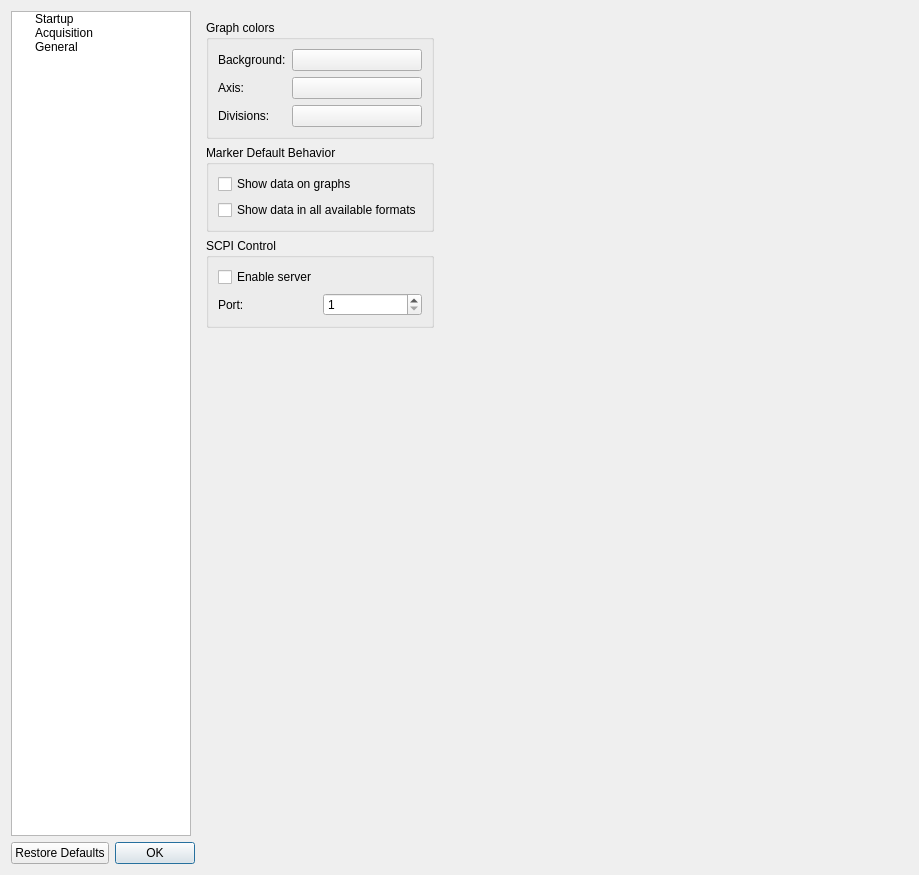
Above: Software/PC_Application/preferencesdialog.ui from jankae/LibreVNA before the change. Below: the same form after it.
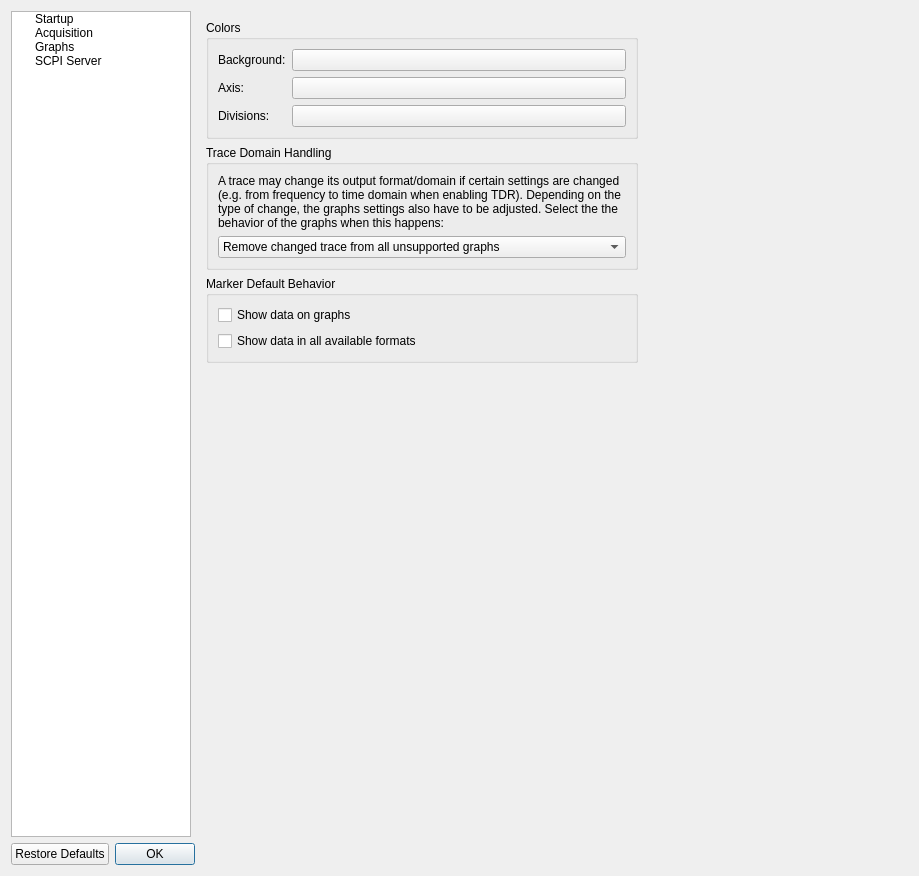
That is the form after the change. The open tabs and pages were chosen to show the change. Custom widgets are drawn as their Qt base class.

Commit message: Add setting for graph behavior when trace no longer supported

```diff
--- a/Software/PC_Application/preferencesdialog.ui
+++ b/Software/PC_Application/preferencesdialog.ui
@@ -7,7 +7,7 @@
     <x>0</x>
     <y>0</y>
     <width>919</width>
-    <height>875</height>
+    <height>876</height>
    </rect>
   </property>
   <property name="windowTitle">
@@ -53,7 +53,12 @@
        </item>
        <item>
         <property name="text">
-         <string>General</string>
+         <string>Graphs</string>
+        </property>
+       </item>
+       <item>
+        <property name="text">
+         <string>SCPI Server</string>
         </property>
        </item>
       </widget>
@@ -647,16 +652,14 @@
          </item>
         </layout>
        </widget>
-       <widget class="QWidget" name="General">
-        <layout class="QHBoxLayout" name="horizontalLayout_6">
-         <item>
+       <widget class="QWidget" name="Graphs">
           <layout class="QHBoxLayout" name="horizontalLayout_5">
            <item>
-            <layout class="QVBoxLayout" name="verticalLayout_4">
+          <layout class="QVBoxLayout" name="verticalLayout_11">
              <item>
               <widget class="QGroupBox" name="groupBox_5">
                <property name="title">
-                <string>Graph colors</string>
+              <string>Colors</string>
                </property>
                <layout class="QFormLayout" name="formLayout_4">
                 <item row="0" column="0">
@@ -704,6 +707,44 @@
                </layout>
               </widget>
              </item>
+           <item>
+            <widget class="QGroupBox" name="groupBox_12">
+             <property name="title">
+              <string>Trace Domain Handling</string>
+             </property>
+             <layout class="QVBoxLayout" name="verticalLayout_4">
+              <item>
+               <widget class="QLabel" name="label_25">
+                <property name="text">
+                 <string>&lt;html&gt;&lt;head/&gt;&lt;body&gt;&lt;p&gt;A trace may change its output format/domain if certain settings are changed (e.g. from frequency to time domain when enabling TDR). Depending on the type of change, the graphs settings also have to be adjusted. Select the the behavior of the graphs when this happens:&lt;/p&gt;&lt;/body&gt;&lt;/html&gt;</string>
+                </property>
+                <property name="wordWrap">
+                 <bool>true</bool>
+                </property>
+               </widget>
+              </item>
+              <item>
+               <widget class="QComboBox" name="GraphsDomainChangeBehavior">
+                <item>
+                 <property name="text">
+                  <string>Remove changed trace from all unsupported graphs</string>
+                 </property>
+                </item>
+                <item>
+                 <property name="text">
+                  <string>Adjust graphs to support the changed trace (may remove other traces)</string>
+                 </property>
+                </item>
+                <item>
+                 <property name="text">
+                  <string>Adjust graph only if it contains no other traces</string>
+                 </property>
+                </item>
+               </widget>
+              </item>
+             </layout>
+            </widget>
+           </item>
              <item>
               <widget class="QGroupBox" name="groupBox_9">
                <property name="title">
@@ -728,6 +769,40 @@
               </widget>
              </item>
              <item>
+            <spacer name="verticalSpacer_3">
+             <property name="orientation">
+              <enum>Qt::Vertical</enum>
+             </property>
+             <property name="sizeHint" stdset="0">
+              <size>
+               <width>20</width>
+               <height>40</height>
+              </size>
+             </property>
+            </spacer>
+           </item>
+          </layout>
+         </item>
+         <item>
+          <spacer name="horizontalSpacer_3">
+           <property name="orientation">
+            <enum>Qt::Horizontal</enum>
+           </property>
+           <property name="sizeHint" stdset="0">
+            <size>
+             <width>80</width>
+             <height>20</height>
+            </size>
+           </property>
+          </spacer>
+         </item>
+        </layout>
+       </widget>
+       <widget class="QWidget" name="SCPIServer">
+        <layout class="QHBoxLayout" name="horizontalLayout_10">
+         <item>
+          <layout class="QVBoxLayout" name="verticalLayout_10">
+           <item>
               <widget class="QGroupBox" name="groupBox_8">
                <property name="title">
                 <string>SCPI Control</string>
@@ -765,7 +840,7 @@
               </widget>
              </item>
              <item>
-              <spacer name="verticalSpacer_3">
+            <spacer name="verticalSpacer_4">
                <property name="orientation">
                 <enum>Qt::Vertical</enum>
                </property>
@@ -780,19 +855,17 @@
             </layout>
            </item>
            <item>
-            <spacer name="horizontalSpacer_3">
+          <spacer name="horizontalSpacer_4">
              <property name="orientation">
               <enum>Qt::Horizontal</enum>
              </property>
              <property name="sizeHint" stdset="0">
               <size>
-               <width>40</width>
+             <width>471</width>
                <height>20</height>
               </size>
              </property>
             </spacer>
-           </item>
-          </layout>
          </item>
         </layout>
        </widget>
```
Left out of the diff: 16 changed lines with no effect on the pictures. Lines whose indentation alone changed are shown as unchanged. The commit also changes 10 other files.
